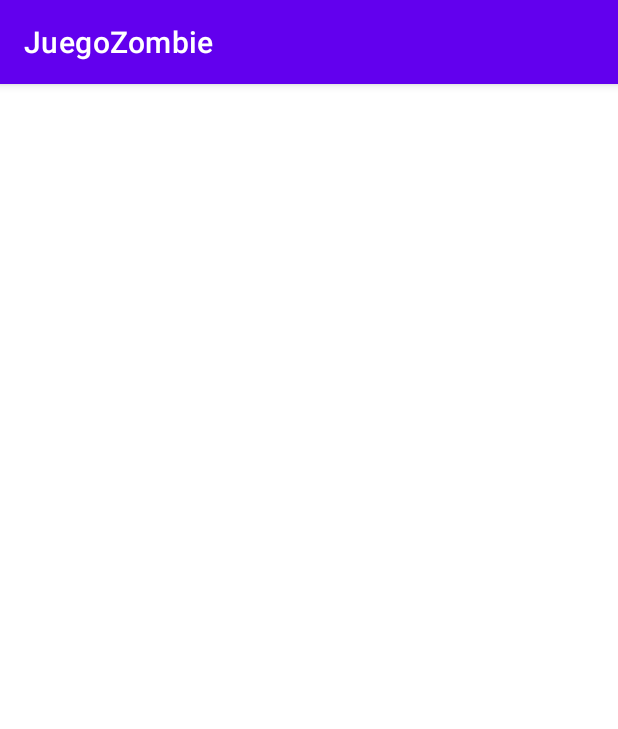
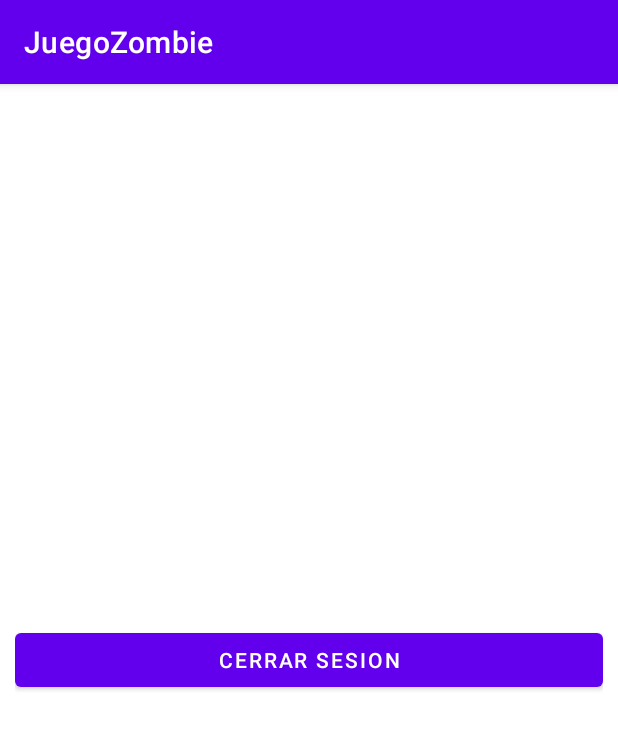
Before and after one commit to RonnyChamba/Juego-Zombies, an Android app: the screen it shows after launch once a user with an empty profile is signed in (Menu), on a phone screen of 412 x 824 dp. Shown: the top 729 px of the screen. Run offline under Robolectric (Android 15) with nearby library versions, the phone set to English and light mode, and no system bars; our stand-ins replace Firebase (no records; nobody signed in at launch, a user with empty details on screens opened directly).

Commit message:
Funcion cerrar sesion

```diff
--- a/app/src/main/java/com/example/juegozombie/Menu.java
+++ b/app/src/main/java/com/example/juegozombie/Menu.java
@@ -4,16 +4,21 @@ import androidx.appcompat.app.AppCompatActivity;
 
 import android.content.Intent;
 import android.os.Bundle;
+import android.view.View;
+import android.widget.Button;
 import android.widget.Toast;
 
+import com.google.android.gms.tasks.Task;
 import com.google.firebase.auth.FirebaseAuth;
 import com.google.firebase.auth.FirebaseUser;
 
-public class Menu extends AppCompatActivity {
+public class Menu extends AppCompatActivity  implements View.OnClickListener {
 
 
     private FirebaseAuth auth;
     private FirebaseUser user;
+    private Button btnCerrarSesion;
+
     @Override
     protected void onCreate(Bundle savedInstanceState) {
         super.onCreate(savedInstanceState);
@@ -28,19 +33,46 @@ public class Menu extends AppCompatActivity {
         super.onStart();
     }
 
-    private void initApp(){
-
+    private void initApp() {
+        findByWidget();
+        setListenerClick();
         auth = FirebaseAuth.getInstance();
         user = auth.getCurrentUser();
     }
-    private void usuarioLogeado(){
 
-        if (user !=null){
+
+    private void findByWidget() {
+        btnCerrarSesion = findViewById(R.id.btnCerrarSesion);
+    }
+
+    private void setListenerClick() {
+        btnCerrarSesion.setOnClickListener(this);
+    }
+
+    private void usuarioLogeado() {
+
+        if (user != null) {
             Toast.makeText(this, "en linea", Toast.LENGTH_LONG).show();
-        }else{
-            startActivity( new Intent(this, MainActivity.class));
+        } else {
+            startActivity(new Intent(this, MainActivity.class));
             finish();
         }
 
     }
+
+    @Override
+    public void onClick(View view) {
+
+        int id = view.getId();
+
+        if (id == btnCerrarSesion.getId()){
+            cerrarSesion();
+        }
+    }
+    private void cerrarSesion(){
+        auth.signOut();
+        startActivity(new Intent(Menu.this, MainActivity.class));
+        Toast.makeText(this, "Sesión cerrada exitosamente", Toast.LENGTH_SHORT).show();
+
+    }
 }
--- a/app/src/main/res/layout/activity_menu.xml
+++ b/app/src/main/res/layout/activity_menu.xml
@@ -1,9 +1,25 @@
 <?xml version="1.0" encoding="utf-8"?>
-<androidx.constraintlayout.widget.ConstraintLayout xmlns:android="http://schemas.android.com/apk/res/android"
+<RelativeLayout xmlns:android="http://schemas.android.com/apk/res/android"
     xmlns:app="http://schemas.android.com/apk/res-auto"
     xmlns:tools="http://schemas.android.com/tools"
     android:layout_width="match_parent"
     android:layout_height="match_parent"
-    tools:context=".Menu">
+    tools:context=".Menu"
+    android:padding="10dp">
 
-</androidx.constraintlayout.widget.ConstraintLayout>
+    <LinearLayout
+        android:layout_width="match_parent"
+        android:layout_height="match_parent"
+        android:gravity="center">
+
+        <Button
+            android:id="@+id/btnCerrarSesion"
+            android:layout_width="match_parent"
+            android:layout_height="wrap_content"
+            android:text="Cerrar sesion"/>
+
+
+    </LinearLayout>
+
+
+</RelativeLayout>
```
